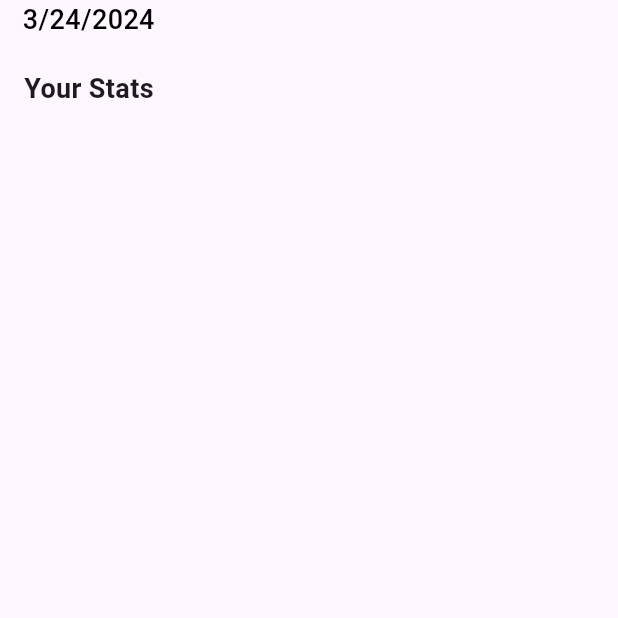
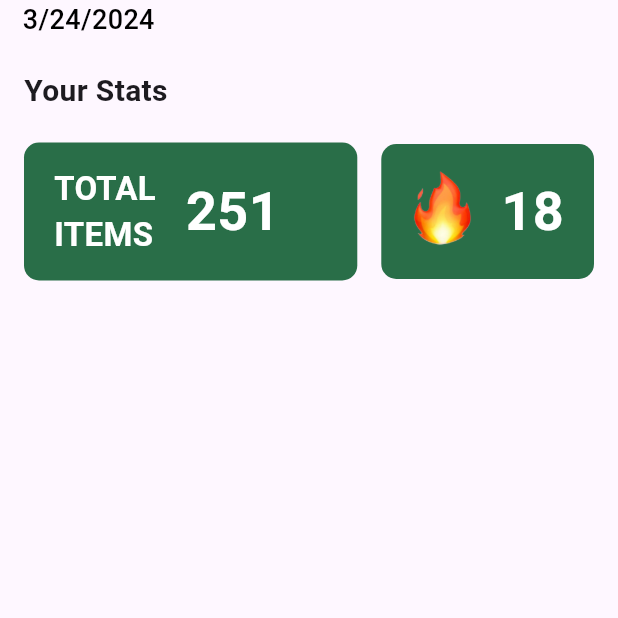
Before and after one commit to oliviaseto/binformed, a Flutter app: the HomeScreen screen opened directly, on a phone screen of 412 x 824 dp, the top half of it. Run offline on Flutter 3.47's test engine with Material 3 defaults, Android fonts, the phone set to English and light mode, and no system bars; our stand-ins replace animated_bottom_navigation_bar, firebase_auth, firebase_core, font_awesome_flutter, page_transition; accounts and stored records are empty.

Commit message:
Created initial stats widgets

```diff
--- a/binformed/lib/pages/nav_bar.dart
+++ b/binformed/lib/pages/nav_bar.dart
@@ -61,13 +61,13 @@ class _RootPageState extends State<RootPage> {
           Navigator.push(context, PageTransition(child: const ScanPage(), type: PageTransitionType.bottomToTop));
         },
         shape: const CircleBorder(),
-        backgroundColor: Colors.green,
+        backgroundColor: Constants.primaryColor,
         child: Image.asset('assets/images/camera_scan_icon.png', height: 30.0,),
       ),
       floatingActionButtonLocation: FloatingActionButtonLocation.centerDocked,
       bottomNavigationBar: AnimatedBottomNavigationBar(
-        splashColor: Colors.green,
-        activeColor: Colors.green,
+        splashColor: Constants.primaryColor,
+        activeColor: Constants.primaryColor,
         inactiveColor: Colors.black.withOpacity(0.5),
         icons: iconList,
         activeIndex: _bottomNavIndex,
--- a/binformed/lib/pages/screens/home_screen.dart
+++ b/binformed/lib/pages/screens/home_screen.dart
@@ -1,3 +1,4 @@
+import 'package:binformed/constants.dart';
 import 'package:flutter/material.dart';
 
 class HomeScreen extends StatefulWidget {
@@ -12,7 +13,6 @@ class _HomeScreenState extends State<HomeScreen> {
 
   @override
   Widget build(BuildContext context) {
-    Size size = MediaQuery.of(context).size;
     return Scaffold(
       body: SingleChildScrollView(
         child: Column(
@@ -21,7 +21,7 @@ class _HomeScreenState extends State<HomeScreen> {
             Padding(
               padding: const EdgeInsets.symmetric(horizontal: 15),
               child: Text(
-                "$formattedDate",
+                formattedDate,
                 style: const TextStyle(
                   color: Colors.black,
                   fontSize: 18.0,
@@ -33,16 +33,96 @@ class _HomeScreenState extends State<HomeScreen> {
               padding: const EdgeInsets.only(left: 16, bottom: 20, top: 20),
               child: const Text('Your Stats', style: TextStyle(
                 fontWeight: FontWeight.bold,
-                fontSize: 18.0,
+                fontSize: 20.0,
               ),),
             ),
-            Container(
-              padding: const EdgeInsets.symmetric(horizontal: 12),
-              height: size.height * .5,
+            Padding(
+              padding: const EdgeInsets.only(left: 16.0, right: 16.0),
+              child: Row(
+                children: [
+                  Expanded(
+                    child: Container(
+                      padding: const EdgeInsets.symmetric(horizontal: 10),
+                      decoration: BoxDecoration(
+                        color: Constants.primaryColor,
+                        borderRadius: BorderRadius.circular(10.0),
+                      ),
+                      child: const Column(
+                        crossAxisAlignment: CrossAxisAlignment.start,
+                        children: [
+                          Row(
+                            mainAxisSize: MainAxisSize.min,
+                            mainAxisAlignment: MainAxisAlignment.spaceBetween,
+                            children: [
+                              Padding(
+                                padding: EdgeInsets.symmetric(vertical: 15.0, horizontal: 10.0),
+                                child: Text(
+                                  "TOTAL\nITEMS",
+                                  style: TextStyle(
+                                    color: Colors.white,
+                                    fontSize: 22.0,
+                                    fontWeight: FontWeight.bold,
+                                  ),
+                                ),
+                              ),
+                              Padding(
+                                padding: EdgeInsets.symmetric(vertical: 15.0, horizontal: 10.0),
+                                child: Text(
+                                  "251",
+                                  style: TextStyle(
+                                    color: Colors.white,
+                                    fontSize: 36.0,
+                                    fontWeight: FontWeight.bold,
+                                  ),
+                                ),
+                              ),
+                            ],
+                          ),
+                        ],
+                      ),
+                    ),
+                  ),
+                  const SizedBox(width: 16), // Add space between the containers
+                  Container(
+                    padding: const EdgeInsets.symmetric(horizontal: 10),
+                    decoration: BoxDecoration(
+                      color: Constants.primaryColor,
+                      borderRadius: BorderRadius.circular(10.0),
+                    ),
+                    child: Row(
+                      mainAxisSize: MainAxisSize.min,
+                      children: [
+                        Padding(
+                          padding: const EdgeInsets.symmetric(vertical: 15.0),
+                          child: CircleAvatar(
+                            radius: 30,
+                            child: Image.asset("assets/images/streak_icon.png"),
+                            backgroundColor: Constants.primaryColor,
+                          ),
+                        ),
+                        const Padding(
+                          padding: EdgeInsets.symmetric(vertical: 15.0, horizontal: 10.0),
+                          child: Text(
+                            "18",
+                            style: TextStyle(
+                              color: Colors.white,
+                              fontSize: 36.0,
+                              fontWeight: FontWeight.bold,
+                            ),
+                          ),
+                        ),
+                      ],
+                    ),
+                  ),
+                ],
+              ),
             ),
+            // Padding(
+            //   padding:
+            // ),
           ],
         ),
-      )
+      ),
     );
   }
 
```
Also changed, not shown: binformed/assets/images/streak_icon.png (added).
